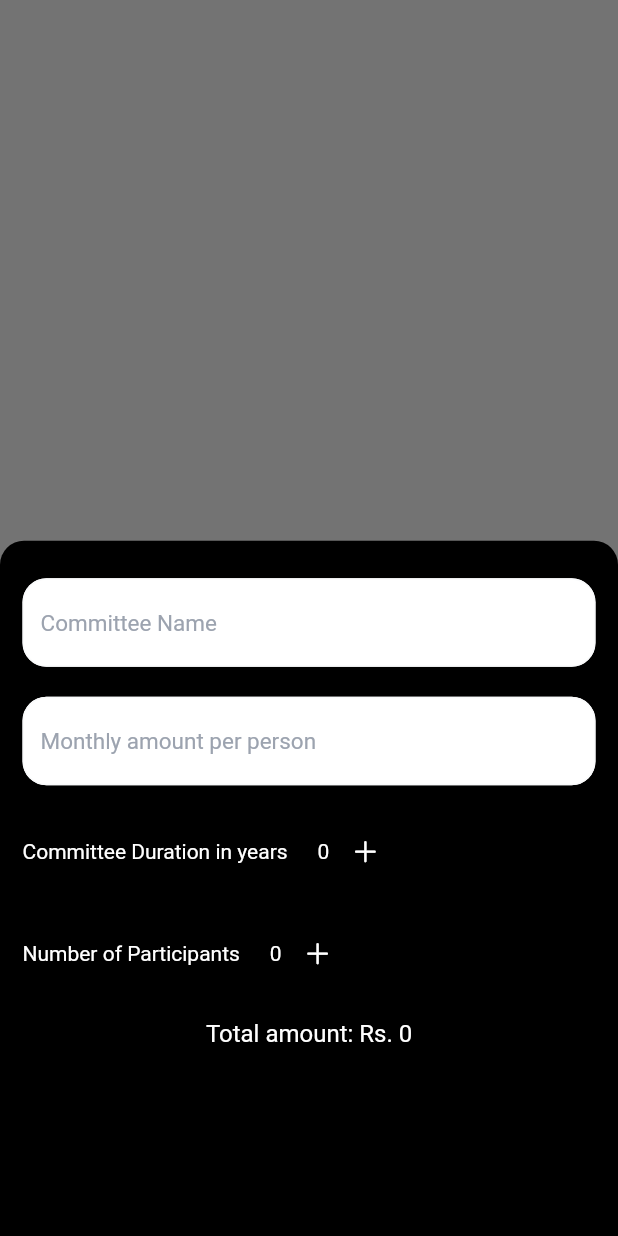
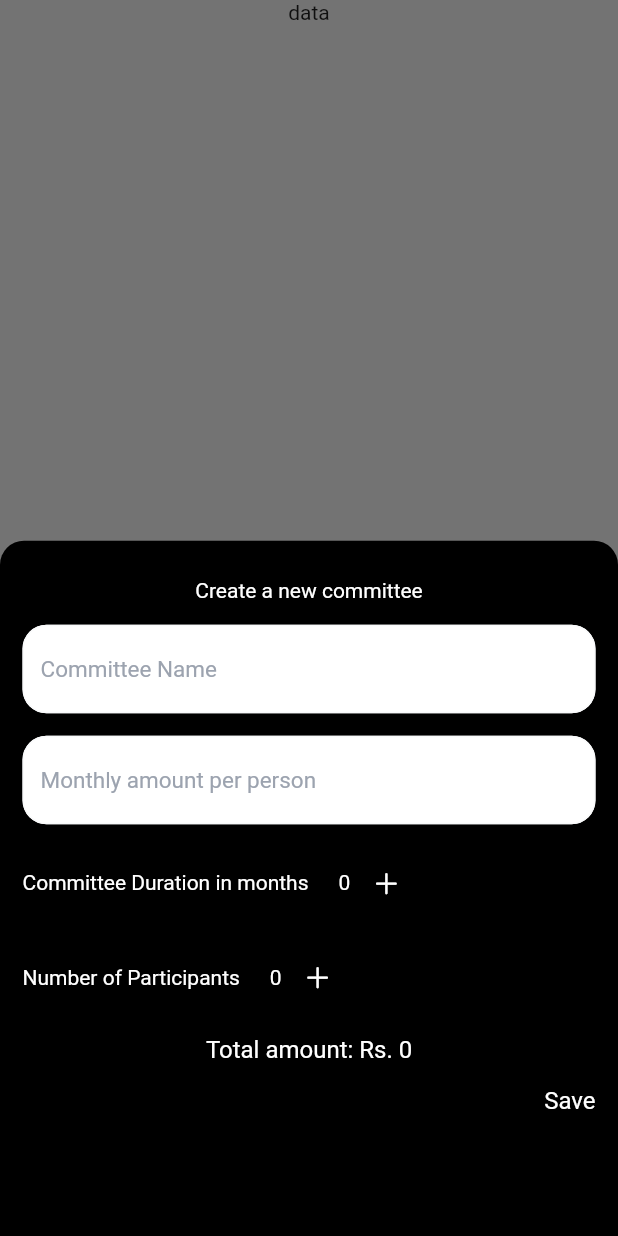
Before and after one commit to syedusama5556/Committee-Kist-Khata-App, a Flutter app: the LeadScreen screen opened directly, after a tap on the "add" icon, on a phone screen of 412 x 824 dp. Run offline on Flutter 3.47's test engine with Material 2 defaults, Android fonts, the phone set to English and light mode, and no system bars; our stand-ins replace cloud_firestore, firebase_auth, firebase_core, flutter_easyloading, fluttertoast, get; accounts and stored records are empty.

Commit message:
create committee

```diff
--- a/lib/screens/leadscreen.dart
+++ b/lib/screens/leadscreen.dart
@@ -1,4 +1,7 @@
+import 'package:cloud_firestore/cloud_firestore.dart';
 import 'package:committee/controllers/leadcontroller.dart';
+import 'package:committee/data/leadprovider.dart';
+import 'package:firebase_auth/firebase_auth.dart';
 import 'package:flutter/cupertino.dart';
 import 'package:flutter/material.dart';
 import 'package:get/get.dart';
@@ -9,51 +12,89 @@ import '../utils/commonwidgets.dart';
 class LeadScreen extends StatelessWidget {
   LeadScreen({Key? key}) : super(key: key);
   final LeadController leadController = Get.put(LeadController());
+  final LeadProvider leadProvider = Get.put(LeadProvider());
 
   @override
   Widget build(BuildContext context) {
     return Scaffold(
-      body: Obx(() {
+      body: Obx(
+        () {
           return Column(
             mainAxisAlignment: MainAxisAlignment.center,
             crossAxisAlignment: CrossAxisAlignment.center,
+            mainAxisSize: MainAxisSize.min,
             children: [
-            leadController.addNewCommittee.isTrue ? Text("data") : SizedBox()
+              leadController.addNewCommittee.isTrue
+                  ? const Text("data")
+                  : const SizedBox(),
+              Expanded(
+                child: StreamBuilder(
+                  stream: FirebaseFirestore.instance
+                      .collection('Committees')
+                      .where("committeeOwnerUserId",
+                          isEqualTo: FirebaseAuth.instance.currentUser!.uid)
+                      .snapshots(),
+                  builder: (context, snapshot) {
+                    return ListView.builder(
+                      itemCount: snapshot.data!.docs.length,
+                      shrinkWrap: true,
+                        physics: ScrollPhysics(),
+                        itemBuilder: (context,index){
+                      var data=snapshot.data!.docs[index].data();
+                      return ListTile(
+                        leading: boldText(data['CommitteeName'], ColorResources.black, 16.0),
+                      );
+                    },);
+
+                  },
+                ),
+              ),
             ],
           );
-      }),
+        },
+      ),
       floatingActionButton: FloatingActionButton(
         backgroundColor: ColorResources.black,
         onPressed: () {
           leadController.addNewCommittee.toggle();
-          Get.bottomSheet(Container(
+          Get.bottomSheet(
+            Container(
               height: Get.height / 1.25,
-            decoration: BoxDecoration(
+              decoration: const BoxDecoration(
                 color: ColorResources.black,
                 borderRadius: BorderRadius.only(
-                  topLeft: Radius.circular(16), topRight: Radius.circular(16)),
+                  topLeft: Radius.circular(16),
+                  topRight: Radius.circular(16),
+                ),
               ),
               child: Padding(
-              padding: const EdgeInsets.symmetric(horizontal: 15, vertical: 25),
-              child: Obx(() {
+                padding:
+                    const EdgeInsets.symmetric(horizontal: 15, vertical: 25),
+                child: Obx(
+                  () {
                     return Column(
                       children: [
+                        boldText("Create a new committee", ColorResources.white,
+                            14.0),
+                        const SizedBox(
+                          height: 15,
+                        ),
                         textField("Committee Name",
                             controller: leadController.nameController),
-                    SizedBox(
-                      height: 20,
+                        const SizedBox(
+                          height: 15,
                         ),
                         textField("Monthly amount per person",
                             controller: leadController.amountController,
                             key: TextInputType.number),
-                    SizedBox(
-                      height: 20,
+                        const SizedBox(
+                          height: 15,
                         ),
                         Row(
                           children: [
-                        mediumText("Committee Duration in years",
+                            mediumText("Committee Duration in months",
                                 ColorResources.white, 14.0),
-                        SizedBox(
+                            const SizedBox(
                               width: 20,
                             ),
                             leadController.duration.value != 0
@@ -82,14 +123,14 @@ class LeadScreen extends StatelessWidget {
                             ),
                           ],
                         ),
-                    SizedBox(
-                      height: 20,
+                        const SizedBox(
+                          height: 15,
                         ),
                         Row(
                           children: [
                             mediumText("Number of Participants",
                                 ColorResources.white, 14.0),
-                        SizedBox(
+                            const SizedBox(
                               width: 20,
                             ),
                             leadController.participantsCount.value != 0
@@ -105,7 +146,8 @@ class LeadScreen extends StatelessWidget {
                                   )
                                 : const SizedBox.shrink(),
                             mediumText(
-                            leadController.participantsCount.value.toString(),
+                                leadController.participantsCount.value
+                                    .toString(),
                                 ColorResources.white,
                                 14.0),
                             IconButton(
@@ -120,22 +162,56 @@ class LeadScreen extends StatelessWidget {
                             ),
                           ],
                         ),
-                    SizedBox(
-                      height: 20,
+                        const SizedBox(
+                          height: 15,
                         ),
                         boldText(
-                        "Total amount: Rs. ${
-                            leadController.amountController.text.isNotEmpty?
-                            int.parse(leadController.amountController.text.toString()) * leadController.participantsCount.value*leadController.duration.value:0}",
+                            "Total amount: Rs. ${leadController.amountController.text.isNotEmpty ? int.parse(
+                                  leadController.amountController.text
+                                      .toString(),
+                                ) * leadController.participantsCount.value * leadController.duration.value : 0}",
                             ColorResources.white,
                             16.0),
+                        const SizedBox(
+                          height: 15,
+                        ),
+                        Align(
+                          alignment: Alignment.bottomRight,
+                          child: InkWell(
+                            onTap: () async {
+                              leadProvider.uploadCommitteeMetadata({
+                                "committeeName":
+                                    leadController.nameController.text,
+                                "monthlyAmountPerPerson":
+                                    leadController.amountController.text,
+                                "participantsCount":
+                                    leadController.participantsCount.value,
+                                "committeeDuration":
+                                    leadController.duration.value,
+                                "totalAmount":
+                                    "${leadController.amountController.text.isNotEmpty ? int.parse(
+                                          leadController.amountController.text
+                                              .toString(),
+                                        ) * leadController.participantsCount.value * leadController.duration.value : 0}",
+                                "participants": [],
+                                "active": false,
+                                "started": false,
+                                "committeeOwnerUserId":
+                                    FirebaseAuth.instance.currentUser!.uid
+                              });
+                            },
+                            child: boldText("Save", ColorResources.white, 16.0),
+                          ),
+                        ),
                       ],
                     );
-              }),
+                  },
                 ),
-          ));
+              ),
+            ),
+          );
         },
-        child: Icon(
+        child: const Icon(
           Icons.add,
           color: ColorResources.white,
           size: 30,
```
Also changed, not shown: lib/data/leadprovider.dart (+5 -3 lines). Lines whose indentation alone changed are shown as unchanged.
